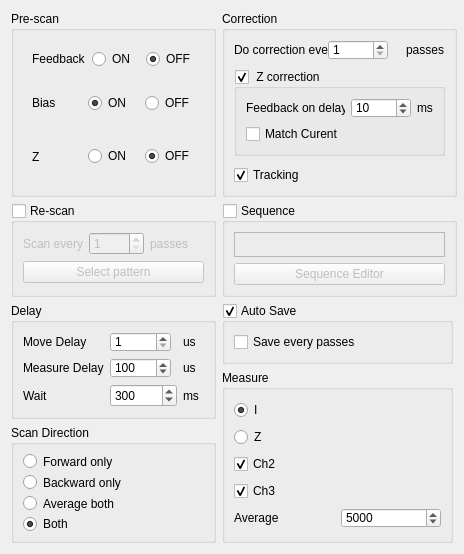
Old version of the form pyqt5 STM software/ui/AdvanceOption.ui in the repository freestylexyz/STM-pyqt5-software.
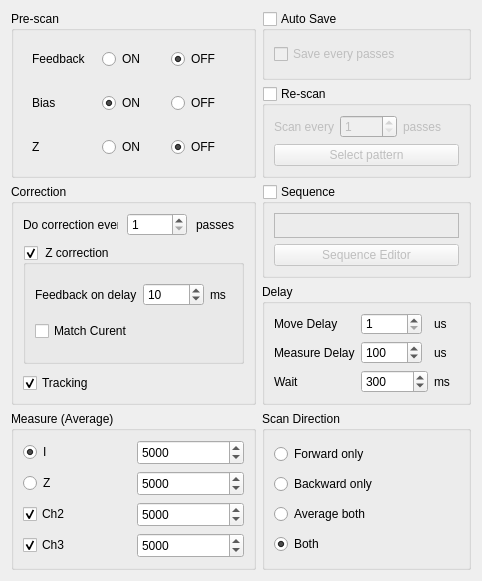
New version of the form.

The edit to the form file:
```diff
--- a/pyqt5 STM software/ui/AdvanceOption.ui
+++ b/pyqt5 STM software/ui/AdvanceOption.ui
@@ -6,8 +6,8 @@
    <rect>
     <x>0</x>
     <y>0</y>
-    <width>464</width>
-    <height>554</height>
+    <width>482</width>
+    <height>581</height>
    </rect>
   </property>
   <property name="sizePolicy">
@@ -26,8 +26,8 @@
    <string>Advance Option</string>
   </property>
   <layout class="QGridLayout" name="gridLayout_7">
-   <item row="0" column="0" rowspan="2">
-    <widget class="QGroupBox" name="groupBox_4">
+   <item row="6" column="0" rowspan="2">
+    <widget class="QGroupBox" name="groupBox_2">
      <property name="sizePolicy">
       <sizepolicy hsizetype="Preferred" vsizetype="Preferred">
        <horstretch>0</horstretch>
@@ -47,161 +47,320 @@
       </size>
      </property>
      <property name="title">
-      <string>Pre-scan</string>
+      <string>Measure (Average)</string>
      </property>
-     <layout class="QGridLayout" name="gridLayout_5">
-      <item row="1" column="2">
-       <widget class="QWidget" name="widget" native="true">
-        <layout class="QHBoxLayout" name="horizontalLayout">
-         <item>
-          <widget class="QLabel" name="label_4">
-           <property name="text">
-            <string>Bias</string>
-           </property>
-          </widget>
-         </item>
-         <item>
-          <widget class="QRadioButton" name="radioButton_BiasON_AdvOption">
-           <property name="text">
-            <string>ON</string>
-           </property>
-           <property name="checked">
-            <bool>true</bool>
-           </property>
-          </widget>
-         </item>
-         <item>
-          <widget class="QRadioButton" name="radioButton_BiasOFF_AdvOption">
-           <property name="text">
-            <string>OFF</string>
-           </property>
-          </widget>
-         </item>
-        </layout>
-       </widget>
-      </item>
-      <item row="2" column="2" rowspan="2">
-       <widget class="QWidget" name="widget_2" native="true">
-        <layout class="QHBoxLayout" name="horizontalLayout_2">
-         <item>
-          <widget class="QLabel" name="label_5">
-           <property name="text">
-            <string>Z</string>
-           </property>
-          </widget>
-         </item>
-         <item>
-          <widget class="QRadioButton" name="radioButton_ZON_AdvOption">
-           <property name="text">
-            <string>ON</string>
-           </property>
-          </widget>
-         </item>
-         <item>
-          <widget class="QRadioButton" name="radioButton_ZOFF_AdvOption">
-           <property name="text">
-            <string>OFF</string>
-           </property>
-           <property name="checked">
-            <bool>true</bool>
-           </property>
-          </widget>
-         </item>
-        </layout>
-       </widget>
-      </item>
-      <item row="0" column="2">
-       <widget class="QWidget" name="widget_3" native="true">
-        <layout class="QHBoxLayout" name="horizontalLayout_3">
-         <item>
-          <widget class="QLabel" name="label_16">
-           <property name="text">
-            <string>Feedback</string>
-           </property>
-          </widget>
-         </item>
-         <item>
-          <widget class="QRadioButton" name="radioButton_FeedbackON">
-           <property name="text">
-            <string>ON</string>
-           </property>
-          </widget>
-         </item>
-         <item>
-          <widget class="QRadioButton" name="radioButton_FeedbackOFF">
-           <property name="text">
-            <string>OFF</string>
-           </property>
-           <property name="checked">
-            <bool>true</bool>
-           </property>
-          </widget>
-         </item>
-        </layout>
-       </widget>
-      </item>
-     </layout>
-    </widget>
-   </item>
-   <item row="5" column="0">
-    <widget class="QGroupBox" name="groupBox_3">
-     <property name="sizePolicy">
-      <sizepolicy hsizetype="Preferred" vsizetype="Preferred">
-       <horstretch>0</horstretch>
-       <verstretch>0</verstretch>
-      </sizepolicy>
-     </property>
-     <property name="minimumSize">
-      <size>
-       <width>0</width>
-       <height>0</height>
-      </size>
-     </property>
-     <property name="maximumSize">
-      <size>
-       <width>16777215</width>
-       <height>16777215</height>
-      </size>
-     </property>
-     <property name="title">
-      <string>Scan Direction</string>
-     </property>
-     <layout class="QGridLayout" name="gridLayout_3">
-      <item row="0" column="0">
-       <widget class="QRadioButton" name="radioButton_Forward_Dir">
-        <property name="text">
-         <string>Forward only</string>
-        </property>
-       </widget>
-      </item>
-      <item row="2" column="0">
-       <widget class="QRadioButton" name="radioButton_AvgBoth_Dir">
-        <property name="text">
-         <string>Average both</string>
-        </property>
-       </widget>
-      </item>
+     <layout class="QGridLayout" name="gridLayout_2">
       <item row="1" column="0">
-       <widget class="QRadioButton" name="radioButton_Bacward_Dir">
+       <widget class="QRadioButton" name="radioButton_I_Measure">
+        <property name="minimumSize">
+         <size>
+          <width>0</width>
+          <height>15</height>
+         </size>
+        </property>
+        <property name="maximumSize">
+         <size>
+          <width>16777215</width>
+          <height>20</height>
+         </size>
+        </property>
         <property name="text">
-         <string>Backward only</string>
+         <string>I</string>
+        </property>
+        <property name="checked">
+         <bool>true</bool>
+        </property>
+       </widget>
+      </item>
+      <item row="2" column="0">
+       <widget class="QRadioButton" name="radioButton_Z_Measure">
+        <property name="minimumSize">
+         <size>
+          <width>0</width>
+          <height>15</height>
+         </size>
+        </property>
+        <property name="maximumSize">
+         <size>
+          <width>16777215</width>
+          <height>20</height>
+         </size>
+        </property>
+        <property name="text">
+         <string>Z</string>
         </property>
        </widget>
       </item>
       <item row="3" column="0">
-       <widget class="QRadioButton" name="radioButton_Both_Dir">
+       <widget class="QCheckBox" name="checkBox_Ch2_Measure">
+        <property name="sizePolicy">
+         <sizepolicy hsizetype="Preferred" vsizetype="Fixed">
+          <horstretch>0</horstretch>
+          <verstretch>0</verstretch>
+         </sizepolicy>
+        </property>
+        <property name="minimumSize">
+         <size>
+          <width>0</width>
+          <height>15</height>
+         </size>
+        </property>
+        <property name="maximumSize">
+         <size>
+          <width>16777215</width>
+          <height>20</height>
+         </size>
+        </property>
         <property name="text">
-         <string>Both</string>
+         <string>Ch2</string>
         </property>
         <property name="checked">
          <bool>true</bool>
         </property>
        </widget>
       </item>
+      <item row="4" column="0">
+       <widget class="QCheckBox" name="checkBox_Ch3_Measure">
+        <property name="sizePolicy">
+         <sizepolicy hsizetype="Preferred" vsizetype="Fixed">
+          <horstretch>0</horstretch>
+          <verstretch>0</verstretch>
+         </sizepolicy>
+        </property>
+        <property name="minimumSize">
+         <size>
+          <width>0</width>
+          <height>15</height>
+         </size>
+        </property>
+        <property name="maximumSize">
+         <size>
+          <width>16777215</width>
+          <height>20</height>
+         </size>
+        </property>
+        <property name="text">
+         <string>Ch3</string>
+        </property>
+        <property name="checked">
+         <bool>true</bool>
+        </property>
+       </widget>
+      </item>
+      <item row="4" column="1">
+       <widget class="QSpinBox" name="spinBox_Avg_CH3">
+        <property name="sizePolicy">
+         <sizepolicy hsizetype="Minimum" vsizetype="Fixed">
+          <horstretch>0</horstretch>
+          <verstretch>0</verstretch>
+         </sizepolicy>
+        </property>
+        <property name="minimumSize">
+         <size>
+          <width>0</width>
+          <height>25</height>
+         </size>
+        </property>
+        <property name="maximumSize">
+         <size>
+          <width>16777215</width>
+          <height>25</height>
+         </size>
+        </property>
+        <property name="minimum">
+         <number>1</number>
+        </property>
+        <property name="maximum">
+         <number>65535</number>
+        </property>
+        <property name="singleStep">
+         <number>1</number>
+        </property>
+        <property name="value">
+         <number>5000</number>
+        </property>
+       </widget>
+      </item>
+      <item row="3" column="1">
+       <widget class="QSpinBox" name="spinBox_Avg_CH2">
+        <property name="sizePolicy">
+         <sizepolicy hsizetype="Minimum" vsizetype="Fixed">
+          <horstretch>0</horstretch>
+          <verstretch>0</verstretch>
+         </sizepolicy>
+        </property>
+        <property name="minimumSize">
+         <size>
+          <width>0</width>
+          <height>25</height>
+         </size>
+        </property>
+        <property name="maximumSize">
+         <size>
+          <width>16777215</width>
+          <height>25</height>
+         </size>
+        </property>
+        <property name="minimum">
+         <number>1</number>
+        </property>
+        <property name="maximum">
+         <number>65535</number>
+        </property>
+        <property name="value">
+         <number>5000</number>
+        </property>
+       </widget>
+      </item>
+      <item row="2" column="1">
+       <widget class="QSpinBox" name="spinBox_Avg_Z">
+        <property name="sizePolicy">
+         <sizepolicy hsizetype="Minimum" vsizetype="Fixed">
+          <horstretch>0</horstretch>
+          <verstretch>0</verstretch>
+         </sizepolicy>
+        </property>
+        <property name="minimumSize">
+         <size>
+          <width>0</width>
+          <height>25</height>
+         </size>
+        </property>
+        <property name="maximumSize">
+         <size>
+          <width>16777215</width>
+          <height>25</height>
+         </size>
+        </property>
+        <property name="minimum">
+         <number>1</number>
+        </property>
+        <property name="maximum">
+         <number>65535</number>
+        </property>
+        <property name="value">
+         <number>5000</number>
+        </property>
+       </widget>
+      </item>
+      <item row="1" column="1">
+       <widget class="QSpinBox" name="spinBox_Avg_I_2">
+        <property name="sizePolicy">
+         <sizepolicy hsizetype="Minimum" vsizetype="Fixed">
+          <horstretch>0</horstretch>
+          <verstretch>0</verstretch>
+         </sizepolicy>
+        </property>
+        <property name="minimumSize">
+         <size>
+          <width>0</width>
+          <height>25</height>
+         </size>
+        </property>
+        <property name="maximumSize">
+         <size>
+          <width>16777215</width>
+          <height>25</height>
+         </size>
+        </property>
+        <property name="minimum">
+         <number>1</number>
+        </property>
+        <property name="maximum">
+         <number>65535</number>
+        </property>
+        <property name="value">
+         <number>5000</number>
+        </property>
+       </widget>
+      </item>
      </layout>
     </widget>
    </item>
    <item row="3" column="2">
+    <widget class="QGroupBox" name="groupBox_Seq_AdvOption">
+     <property name="sizePolicy">
+      <sizepolicy hsizetype="Preferred" vsizetype="Preferred">
+       <horstretch>0</horstretch>
+       <verstretch>0</verstretch>
+      </sizepolicy>
+     </property>
+     <property name="minimumSize">
+      <size>
+       <width>0</width>
+       <height>0</height>
+      </size>
+     </property>
+     <property name="maximumSize">
+      <size>
+       <width>16777215</width>
+       <height>16777215</height>
+      </size>
+     </property>
+     <property name="title">
+      <string>Sequence</string>
+     </property>
+     <property name="checkable">
+      <bool>true</bool>
+     </property>
+     <property name="checked">
+      <bool>false</bool>
+     </property>
+     <layout class="QGridLayout" name="gridLayout_8">
+      <item row="0" column="0">
+       <widget class="QLabel" name="label_Seq">
+        <property name="sizePolicy">
+         <sizepolicy hsizetype="Preferred" vsizetype="Minimum">
+          <horstretch>0</horstretch>
+          <verstretch>0</verstretch>
+         </sizepolicy>
+        </property>
+        <property name="minimumSize">
+         <size>
+          <width>0</width>
+          <height>25</height>
+         </size>
+        </property>
+        <property name="maximumSize">
+         <size>
+          <width>16777215</width>
+          <height>25</height>
+         </size>
+        </property>
+        <property name="frameShape">
+         <enum>QFrame::StyledPanel</enum>
+        </property>
+        <property name="frameShadow">
+         <enum>QFrame::Sunken</enum>
+        </property>
+        <property name="text">
+         <string/>
+        </property>
+       </widget>
+      </item>
+      <item row="1" column="0">
+       <widget class="QPushButton" name="pushButton_SeqEditor">
+        <property name="sizePolicy">
+         <sizepolicy hsizetype="Minimum" vsizetype="Fixed">
+          <horstretch>0</horstretch>
+          <verstretch>0</verstretch>
+         </sizepolicy>
+        </property>
+        <property name="minimumSize">
+         <size>
+          <width>110</width>
+          <height>0</height>
+         </size>
+        </property>
+        <property name="text">
+         <string>Sequence Editor</string>
+        </property>
+       </widget>
+      </item>
+     </layout>
+    </widget>
+   </item>
+   <item row="0" column="2" rowspan="2">
     <widget class="QGroupBox" name="groupBox_AutoSave_AdvOption">
      <property name="sizePolicy">
       <sizepolicy hsizetype="Preferred" vsizetype="Preferred">
@@ -227,8 +386,11 @@
      <property name="checkable">
       <bool>true</bool>
      </property>
+     <property name="checked">
+      <bool>false</bool>
+     </property>
      <layout class="QGridLayout" name="gridLayout_6">
-      <item row="0" column="0">
+      <item row="2" column="0">
        <widget class="QCheckBox" name="checkBox_SaveEveryPasses_Autosave">
         <property name="text">
          <string>Save every passes</string>
@@ -238,23 +400,23 @@
      </layout>
     </widget>
    </item>
-   <item row="0" column="2" rowspan="2">
+   <item row="3" column="0" rowspan="3">
     <widget class="QGroupBox" name="groupBox_Correction">
      <property name="sizePolicy">
-      <sizepolicy hsizetype="Fixed" vsizetype="Preferred">
+      <sizepolicy hsizetype="Preferred" vsizetype="Preferred">
        <horstretch>0</horstretch>
        <verstretch>0</verstretch>
       </sizepolicy>
      </property>
      <property name="minimumSize">
       <size>
-       <width>235</width>
+       <width>230</width>
        <height>0</height>
       </size>
      </property>
      <property name="maximumSize">
       <size>
-       <width>235</width>
+       <width>16777215</width>
        <height>16777215</height>
       </size>
      </property>
@@ -268,6 +430,22 @@
       <property name="spacing">
        <number>9</number>
       </property>
+      <item row="3" column="0">
+       <widget class="QCheckBox" name="checkBox_Tracking_Correction">
+        <property name="minimumSize">
+         <size>
+          <width>65</width>
+          <height>0</height>
+         </size>
+        </property>
+        <property name="text">
+         <string>Tracking</string>
+        </property>
+        <property name="checked">
+         <bool>true</bool>
+        </property>
+       </widget>
+      </item>
       <item row="0" column="0">
        <widget class="QLabel" name="label_12">
         <property name="sizePolicy">
@@ -293,22 +471,6 @@
         </property>
        </widget>
       </item>
-      <item row="3" column="0">
-       <widget class="QCheckBox" name="checkBox_Tracking_Correction">
-        <property name="minimumSize">
-         <size>
-          <width>65</width>
-          <height>0</height>
-         </size>
-        </property>
-        <property name="text">
-         <string>Tracking</string>
-        </property>
-        <property name="checked">
-         <bool>true</bool>
-        </property>
-       </widget>
-      </item>
       <item row="1" column="0" colspan="4">
        <widget class="QGroupBox" name="groupBox_ZDrift_Correction">
         <property name="title">
@@ -318,17 +480,10 @@
          <bool>true</bool>
         </property>
         <layout class="QGridLayout" name="gridLayout_11">
-         <item row="0" column="2">
-          <widget class="QLabel" name="label_11">
+         <item row="1" column="0" colspan="2">
+          <widget class="QCheckBox" name="checkBox_MatchCurr_ZDrift">
            <property name="text">
-            <string>ms</string>
-           </property>
-          </widget>
-         </item>
-         <item row="0" column="0">
-          <widget class="QLabel" name="label_10">
-           <property name="text">
-            <string>Feedback on delay</string>
+            <string>Match Curent</string>
            </property>
           </widget>
          </item>
@@ -357,17 +512,46 @@
            </property>
           </widget>
          </item>
-         <item row="1" column="0">
-          <widget class="QCheckBox" name="checkBox_MatchCurr_ZDrift">
+         <item row="0" column="2">
+          <widget class="QLabel" name="label_11">
            <property name="text">
-            <string>Match Curent</string>
+            <string>ms</string>
+           </property>
+          </widget>
+         </item>
+         <item row="0" column="0">
+          <widget class="QLabel" name="label_10">
+           <property name="text">
+            <string>Feedback on delay</string>
            </property>
           </widget>
          </item>
         </layout>
        </widget>
       </item>
-      <item row="0" column="3">
+      <item row="0" column="1">
+       <widget class="QSpinBox" name="spinBox_DoZCorrection_ZDrift">
+        <property name="sizePolicy">
+         <sizepolicy hsizetype="Fixed" vsizetype="Fixed">
+          <horstretch>0</horstretch>
+          <verstretch>0</verstretch>
+         </sizepolicy>
+        </property>
+        <property name="minimumSize">
+         <size>
+          <width>60</width>
+          <height>20</height>
+         </size>
+        </property>
+        <property name="alignment">
+         <set>Qt::AlignLeading|Qt::AlignLeft|Qt::AlignVCenter</set>
+        </property>
+        <property name="minimum">
+         <number>1</number>
+        </property>
+       </widget>
+      </item>
+      <item row="0" column="2">
        <widget class="QLabel" name="label_13">
         <property name="sizePolicy">
          <sizepolicy hsizetype="Maximum" vsizetype="Preferred">
@@ -386,195 +570,26 @@
         </property>
        </widget>
       </item>
-      <item row="0" column="1">
-       <widget class="QSpinBox" name="spinBox_DoZCorrection_ZDrift">
-        <property name="sizePolicy">
-         <sizepolicy hsizetype="Fixed" vsizetype="Fixed">
-          <horstretch>0</horstretch>
-          <verstretch>0</verstretch>
-         </sizepolicy>
-        </property>
-        <property name="minimumSize">
-         <size>
-          <width>60</width>
-          <height>20</height>
-         </size>
-        </property>
-        <property name="alignment">
-         <set>Qt::AlignLeading|Qt::AlignLeft|Qt::AlignVCenter</set>
-        </property>
-        <property name="minimum">
-         <number>1</number>
-        </property>
-       </widget>
-      </item>
      </layout>
     </widget>
    </item>
-   <item row="2" column="0">
-    <widget class="QGroupBox" name="groupBox_Rescan">
-     <property name="sizePolicy">
-      <sizepolicy hsizetype="Fixed" vsizetype="Preferred">
-       <horstretch>0</horstretch>
-       <verstretch>0</verstretch>
-      </sizepolicy>
-     </property>
-     <property name="minimumSize">
-      <size>
-       <width>205</width>
-       <height>0</height>
-      </size>
-     </property>
-     <property name="maximumSize">
-      <size>
-       <width>205</width>
-       <height>16777215</height>
-      </size>
-     </property>
-     <property name="title">
-      <string>Re-scan</string>
-     </property>
-     <property name="checkable">
-      <bool>true</bool>
-     </property>
-     <property name="checked">
-      <bool>false</bool>
-     </property>
-     <layout class="QGridLayout" name="gridLayout_10">
-      <item row="0" column="0">
-       <widget class="QLabel" name="label_14">
-        <property name="text">
-         <string>Scan every</string>
-        </property>
-       </widget>
-      </item>
-      <item row="0" column="1">
-       <widget class="QSpinBox" name="spinBox_Pass_Rescan">
-        <property name="minimum">
-         <number>1</number>
-        </property>
-        <property name="maximum">
-         <number>100</number>
-        </property>
-       </widget>
-      </item>
-      <item row="0" column="2">
-       <widget class="QLabel" name="label_15">
-        <property name="text">
-         <string>passes</string>
-        </property>
-       </widget>
-      </item>
-      <item row="1" column="0" colspan="3">
-       <widget class="QPushButton" name="pushButton_SelectPattern_Rescan">
-        <property name="text">
-         <string>Select pattern</string>
-        </property>
-       </widget>
-      </item>
-     </layout>
-    </widget>
-   </item>
-   <item row="2" column="2">
-    <widget class="QGroupBox" name="groupBox_Seq_AdvOption">
-     <property name="sizePolicy">
-      <sizepolicy hsizetype="Fixed" vsizetype="Preferred">
-       <horstretch>0</horstretch>
-       <verstretch>0</verstretch>
-      </sizepolicy>
-     </property>
-     <property name="minimumSize">
-      <size>
-       <width>235</width>
-       <height>0</height>
-      </size>
-     </property>
-     <property name="maximumSize">
-      <size>
-       <width>235</width>
-       <height>16777215</height>
-      </size>
-     </property>
-     <property name="title">
-      <string>Sequence</string>
-     </property>
-     <property name="checkable">
-      <bool>true</bool>
-     </property>
-     <property name="checked">
-      <bool>false</bool>
-     </property>
-     <layout class="QGridLayout" name="gridLayout_8">
-      <item row="0" column="0">
-       <widget class="QLabel" name="label_Seq">
-        <property name="sizePolicy">
-         <sizepolicy hsizetype="Preferred" vsizetype="Minimum">
-          <horstretch>0</horstretch>
-          <verstretch>0</verstretch>
-         </sizepolicy>
-        </property>
-        <property name="minimumSize">
-         <size>
-          <width>0</width>
-          <height>25</height>
-         </size>
-        </property>
-        <property name="maximumSize">
-         <size>
-          <width>16777215</width>
-          <height>25</height>
-         </size>
-        </property>
-        <property name="frameShape">
-         <enum>QFrame::StyledPanel</enum>
-        </property>
-        <property name="frameShadow">
-         <enum>QFrame::Sunken</enum>
-        </property>
-        <property name="text">
-         <string/>
-        </property>
-       </widget>
-      </item>
-      <item row="1" column="0">
-       <widget class="QPushButton" name="pushButton_SeqEditor">
-        <property name="sizePolicy">
-         <sizepolicy hsizetype="Minimum" vsizetype="Fixed">
-          <horstretch>0</horstretch>
-          <verstretch>0</verstretch>
-         </sizepolicy>
-        </property>
-        <property name="minimumSize">
-         <size>
-          <width>110</width>
-          <height>0</height>
-         </size>
-        </property>
-        <property name="text">
-         <string>Sequence Editor</string>
-        </property>
-       </widget>
-      </item>
-     </layout>
-    </widget>
-   </item>
-   <item row="3" column="0" rowspan="2">
+   <item row="4" column="2" rowspan="2">
     <widget class="QGroupBox" name="groupBox">
      <property name="sizePolicy">
-      <sizepolicy hsizetype="Fixed" vsizetype="Preferred">
+      <sizepolicy hsizetype="Preferred" vsizetype="Preferred">
        <horstretch>0</horstretch>
        <verstretch>0</verstretch>
       </sizepolicy>
      </property>
      <property name="minimumSize">
       <size>
-       <width>205</width>
+       <width>0</width>
        <height>0</height>
       </size>
      </property>
      <property name="maximumSize">
       <size>
-       <width>205</width>
+       <width>16777215</width>
        <height>16777215</height>
       </size>
      </property>
@@ -693,8 +708,8 @@
      </layout>
     </widget>
    </item>
-   <item row="4" column="2" rowspan="2">
-    <widget class="QGroupBox" name="groupBox_2">
+   <item row="6" column="2" rowspan="2">
+    <widget class="QGroupBox" name="groupBox_3">
      <property name="sizePolicy">
       <sizepolicy hsizetype="Preferred" vsizetype="Preferred">
        <horstretch>0</horstretch>
@@ -714,151 +729,255 @@
       </size>
      </property>
      <property name="title">
-      <string>Measure</string>
+      <string>Scan Direction</string>
      </property>
-     <layout class="QGridLayout" name="gridLayout_2">
-      <item row="3" column="0" colspan="2">
-       <widget class="QCheckBox" name="checkBox_Ch2_Measure">
-        <property name="sizePolicy">
-         <sizepolicy hsizetype="Preferred" vsizetype="Fixed">
-          <horstretch>0</horstretch>
-          <verstretch>0</verstretch>
-         </sizepolicy>
-        </property>
-        <property name="minimumSize">
-         <size>
-          <width>0</width>
-          <height>15</height>
-         </size>
-        </property>
-        <property name="maximumSize">
-         <size>
-          <width>16777215</width>
-          <height>20</height>
-         </size>
-        </property>
+     <layout class="QGridLayout" name="gridLayout_3">
+      <item row="4" column="0">
+       <widget class="QRadioButton" name="radioButton_Both_Dir">
         <property name="text">
-         <string>Ch2</string>
+         <string>Both</string>
         </property>
         <property name="checked">
          <bool>true</bool>
         </property>
        </widget>
       </item>
-      <item row="5" column="1">
-       <widget class="QSpinBox" name="spinBox_Avg_Measure">
-        <property name="minimumSize">
-         <size>
-          <width>0</width>
-          <height>15</height>
-         </size>
+      <item row="2" column="0">
+       <widget class="QRadioButton" name="radioButton_Bacward_Dir">
+        <property name="text">
+         <string>Backward only</string>
         </property>
-        <property name="maximumSize">
-         <size>
-          <width>16777215</width>
-          <height>20</height>
-         </size>
+       </widget>
+      </item>
+      <item row="3" column="0">
+       <widget class="QRadioButton" name="radioButton_AvgBoth_Dir">
+        <property name="text">
+         <string>Average both</string>
         </property>
+       </widget>
+      </item>
+      <item row="1" column="0">
+       <widget class="QRadioButton" name="radioButton_Forward_Dir">
+        <property name="text">
+         <string>Forward only</string>
+        </property>
+       </widget>
+      </item>
+     </layout>
+    </widget>
+   </item>
+   <item row="2" column="2">
+    <widget class="QGroupBox" name="groupBox_Rescan">
+     <property name="sizePolicy">
+      <sizepolicy hsizetype="Preferred" vsizetype="Preferred">
+       <horstretch>0</horstretch>
+       <verstretch>0</verstretch>
+      </sizepolicy>
+     </property>
+     <property name="minimumSize">
+      <size>
+       <width>0</width>
+       <height>0</height>
+      </size>
+     </property>
+     <property name="maximumSize">
+      <size>
+       <width>16777215</width>
+       <height>16777215</height>
+      </size>
+     </property>
+     <property name="title">
+      <string>Re-scan</string>
+     </property>
+     <property name="checkable">
+      <bool>true</bool>
+     </property>
+     <property name="checked">
+      <bool>false</bool>
+     </property>
+     <layout class="QGridLayout" name="gridLayout_10">
+      <item row="0" column="0">
+       <widget class="QLabel" name="label_14">
+        <property name="text">
+         <string>Scan every</string>
+        </property>
+       </widget>
+      </item>
+      <item row="0" column="1">
+       <widget class="QSpinBox" name="spinBox_Pass_Rescan">
         <property name="minimum">
          <number>1</number>
         </property>
         <property name="maximum">
-         <number>65535</number>
+         <number>100</number>
         </property>
-        <property name="singleStep">
-         <number>1</number>
-        </property>
-        <property name="value">
-         <number>5000</number>
-        </property>
        </widget>
       </item>
-      <item row="5" column="0">
-       <widget class="QLabel" name="label_3">
-        <property name="minimumSize">
-         <size>
-          <width>0</width>
-          <height>15</height>
-         </size>
-        </property>
-        <property name="maximumSize">
-         <size>
-          <width>16777215</width>
-          <height>20</height>
-         </size>
-        </property>
+      <item row="0" column="2">
+       <widget class="QLabel" name="label_15">
         <property name="text">
-         <string>Average</string>
+         <string>passes</string>
         </property>
        </widget>
       </item>
-      <item row="4" column="0" colspan="2">
-       <widget class="QCheckBox" name="checkBox_Ch3_Measure">
-        <property name="sizePolicy">
-         <sizepolicy hsizetype="Preferred" vsizetype="Fixed">
-          <horstretch>0</horstretch>
-          <verstretch>0</verstretch>
-         </sizepolicy>
-        </property>
-        <property name="minimumSize">
-         <size>
-          <width>0</width>
-          <height>15</height>
-         </size>
-        </property>
-        <property name="maximumSize">
-         <size>
-          <width>16777215</width>
-          <height>20</height>
-         </size>
-        </property>
+      <item row="1" column="0" colspan="3">
+       <widget class="QPushButton" name="pushButton_SelectPattern_Rescan">
         <property name="text">
-         <string>Ch3</string>
+         <string>Select pattern</string>
         </property>
-        <property name="checked">
-         <bool>true</bool>
-        </property>
        </widget>
       </item>
-      <item row="2" column="0" colspan="2">
-       <widget class="QRadioButton" name="radioButton_Z_Measure">
-        <property name="minimumSize">
-         <size>
-          <width>0</width>
-          <height>15</height>
-         </size>
-        </property>
-        <property name="maximumSize">
-         <size>
-          <width>16777215</width>
-          <height>20</height>
-         </size>
-        </property>
-        <property name="text">
-         <string>Z</string>
-        </property>
+     </layout>
+    </widget>
+   </item>
+   <item row="0" column="0" rowspan="3">
+    <widget class="QGroupBox" name="groupBox_4">
+     <property name="sizePolicy">
+      <sizepolicy hsizetype="Preferred" vsizetype="Preferred">
+       <horstretch>0</horstretch>
+       <verstretch>0</verstretch>
+      </sizepolicy>
+     </property>
+     <property name="minimumSize">
+      <size>
+       <width>0</width>
+       <height>0</height>
+      </size>
+     </property>
+     <property name="maximumSize">
+      <size>
+       <width>16777215</width>
+       <height>16777215</height>
+      </size>
+     </property>
+     <property name="title">
+      <string>Pre-scan</string>
+     </property>
+     <layout class="QGridLayout" name="gridLayout_5">
+      <item row="1" column="2">
+       <widget class="QWidget" name="widget" native="true">
+        <layout class="QHBoxLayout" name="horizontalLayout">
+         <item>
+          <widget class="QLabel" name="label_4">
+           <property name="text">
+            <string>Bias</string>
+           </property>
+          </widget>
+         </item>
+         <item>
+          <widget class="QRadioButton" name="radioButton_BiasON_AdvOption">
+           <property name="sizePolicy">
+            <sizepolicy hsizetype="Minimum" vsizetype="Preferred">
+             <horstretch>0</horstretch>
+             <verstretch>0</verstretch>
+            </sizepolicy>
+           </property>
+           <property name="text">
+            <string>ON</string>
+           </property>
+           <property name="checked">
+            <bool>true</bool>
+           </property>
+          </widget>
+         </item>
+         <item>
+          <widget class="QRadioButton" name="radioButton_BiasOFF_AdvOption">
+           <property name="sizePolicy">
+            <sizepolicy hsizetype="Minimum" vsizetype="Preferred">
+             <horstretch>0</horstretch>
+             <verstretch>0</verstretch>
+            </sizepolicy>
+           </property>
+           <property name="text">
+            <string>OFF</string>
+           </property>
+          </widget>
+         </item>
+        </layout>
        </widget>
       </item>
-      <item row="1" column="0">
-       <widget class="QRadioButton" name="radioButton_I_Measure">
-        <property name="minimumSize">
-         <size>
-          <width>0</width>
-          <height>15</height>
-         </size>
-        </property>
-        <property name="maximumSize">
-         <size>
-          <width>16777215</width>
-          <height>20</height>
-         </size>
-        </property>
-        <property name="text">
-         <string>I</string>
-        </property>
-        <property name="checked">
-         <bool>true</bool>
-        </property>
+      <item row="2" column="2" rowspan="2">
+       <widget class="QWidget" name="widget_2" native="true">
+        <layout class="QHBoxLayout" name="horizontalLayout_2">
+         <item>
+          <widget class="QLabel" name="label_5">
+           <property name="text">
+            <string>Z</string>
+           </property>
+          </widget>
+         </item>
+         <item>
+          <widget class="QRadioButton" name="radioButton_ZON_AdvOption">
+           <property name="sizePolicy">
+            <sizepolicy hsizetype="Minimum" vsizetype="Preferred">
+             <horstretch>0</horstretch>
+             <verstretch>0</verstretch>
+            </sizepolicy>
+           </property>
+           <property name="text">
+            <string>ON</string>
+           </property>
+          </widget>
+         </item>
+         <item>
+          <widget class="QRadioButton" name="radioButton_ZOFF_AdvOption">
+           <property name="sizePolicy">
+            <sizepolicy hsizetype="Minimum" vsizetype="Preferred">
+             <horstretch>0</horstretch>
+             <verstretch>0</verstretch>
+            </sizepolicy>
+           </property>
+           <property name="text">
+            <string>OFF</string>
+           </property>
+           <property name="checked">
+            <bool>true</bool>
+           </property>
+          </widget>
+         </item>
+        </layout>
+       </widget>
+      </item>
+      <item row="0" column="2">
+       <widget class="QWidget" name="widget_3" native="true">
+        <layout class="QHBoxLayout" name="horizontalLayout_3">
+         <item>
+          <widget class="QLabel" name="label_16">
+           <property name="text">
+            <string>Feedback</string>
+           </property>
+          </widget>
+         </item>
+         <item>
+          <widget class="QRadioButton" name="radioButton_FeedbackON">
+           <property name="sizePolicy">
+            <sizepolicy hsizetype="Minimum" vsizetype="Preferred">
+             <horstretch>0</horstretch>
+             <verstretch>0</verstretch>
+            </sizepolicy>
+           </property>
+           <property name="text">
+            <string>ON</string>
+           </property>
+          </widget>
+         </item>
+         <item>
+          <widget class="QRadioButton" name="radioButton_FeedbackOFF">
+           <property name="sizePolicy">
+            <sizepolicy hsizetype="Minimum" vsizetype="Preferred">
+             <horstretch>0</horstretch>
+             <verstretch>0</verstretch>
+            </sizepolicy>
+           </property>
+           <property name="text">
+            <string>OFF</string>
+           </property>
+           <property name="checked">
+            <bool>true</bool>
+           </property>
+          </widget>
+         </item>
+        </layout>
        </widget>
       </item>
      </layout>
```
